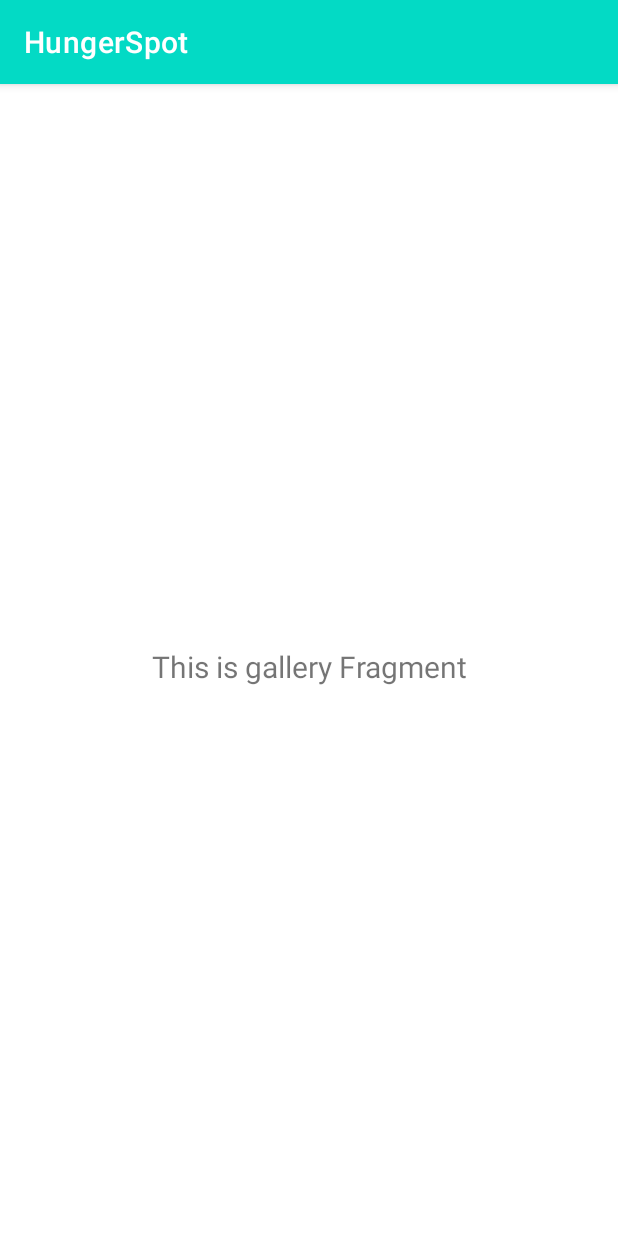
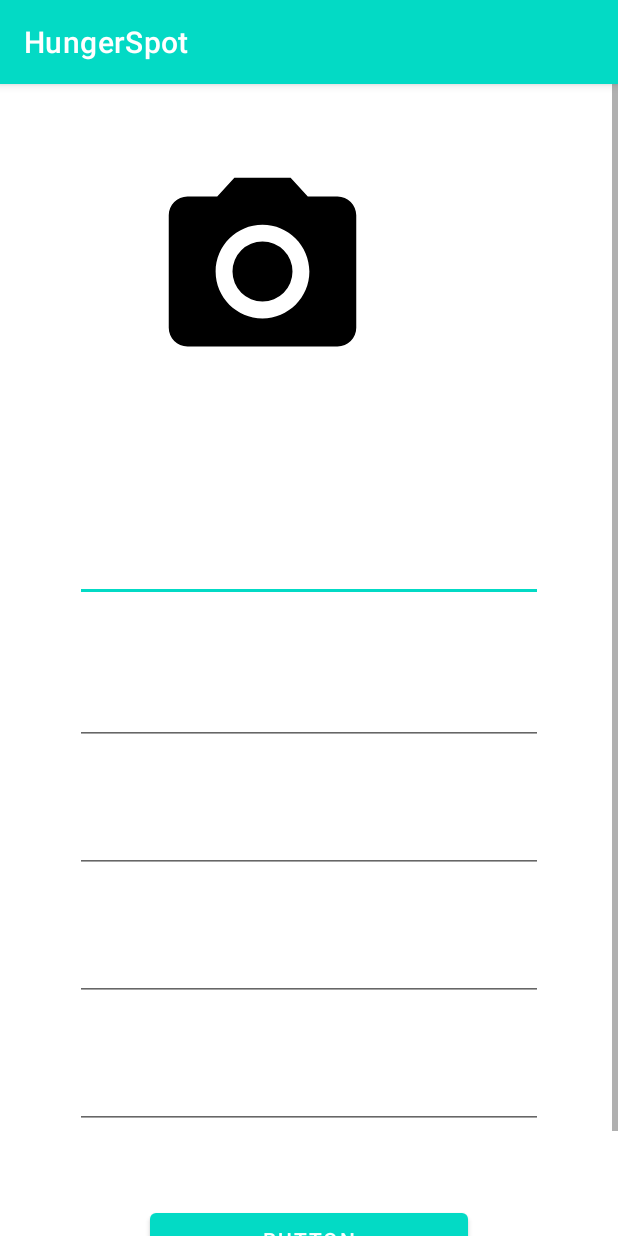
Before and after one commit to Mohammedirbaaz/HungerSpot, an Android app: the fragment GalleryFragment shown on its own in the app's theme, on a phone screen of 412 x 824 dp. Run offline under Robolectric (Android 15) with nearby library versions, the phone set to English and light mode, and no system bars.

Commit message:
food upload work started

```diff
--- a/app/src/main/java/com/example/hungerspot/SessionManagment.kt
+++ b/app/src/main/java/com/example/hungerspot/SessionManagment.kt
@@ -33,7 +33,6 @@ public class SessionManagment{
         return userids;
     }
     fun removeSession(){
-
         editor.putString(SESSION_KEY," ").commit();
     }
 
--- a/app/src/main/java/com/example/hungerspot/ui/gallery/GalleryFragment.kt
+++ b/app/src/main/java/com/example/hungerspot/ui/gallery/GalleryFragment.kt
@@ -12,20 +12,21 @@ import com.example.hungerspot.R
 
 class GalleryFragment : Fragment() {
 
-    private lateinit var galleryViewModel: GalleryViewModel
 
     override fun onCreateView(
             inflater: LayoutInflater,
             container: ViewGroup?,
             savedInstanceState: Bundle?
     ): View? {
-        galleryViewModel =
-                ViewModelProvider(this).get(GalleryViewModel::class.java)
-        val root = inflater.inflate(R.layout.fragment_gallery, container, false)
-        val textView: TextView = root.findViewById(R.id.text_gallery)
-        galleryViewModel.text.observe(viewLifecycleOwner, Observer {
-            textView.text = it
-        })
+
+        val root = inflater.inflate(R.layout.fragment_gallery, container, false);
         return root
     }
+
+    override fun onViewCreated(view: View, savedInstanceState: Bundle?) {
+        super.onViewCreated(view, savedInstanceState);
+
+
+
+    }
 }
--- a/app/src/main/res/layout/fragment_gallery.xml
+++ b/app/src/main/res/layout/fragment_gallery.xml
@@ -4,19 +4,105 @@
     xmlns:tools="http://schemas.android.com/tools"
     android:layout_width="match_parent"
     android:layout_height="match_parent"
+    android:id="@+id/nav_gallery"
     tools:context=".ui.gallery.GalleryFragment">
 
-    <TextView
-        android:id="@+id/text_gallery"
+    <ScrollView
         android:layout_width="match_parent"
-        android:layout_height="wrap_content"
-        android:layout_marginStart="8dp"
-        android:layout_marginTop="8dp"
-        android:layout_marginEnd="8dp"
-        android:textAlignment="center"
-        android:textSize="20sp"
-        app:layout_constraintBottom_toBottomOf="parent"
-        app:layout_constraintEnd_toEndOf="parent"
-        app:layout_constraintStart_toStartOf="parent"
-        app:layout_constraintTop_toTopOf="parent" />
+        android:layout_height="match_parent">
+
+        <LinearLayout
+            android:layout_width="match_parent"
+            android:layout_height="wrap_content"
+            android:orientation="vertical">
+
+            <ImageView
+                android:id="@+id/imageView3"
+                android:layout_width="150dp"
+                android:layout_height="150dp"
+                android:layout_marginStart="100dp"
+                android:layout_marginLeft="100dp"
+                android:layout_marginTop="50dp"
+                android:layout_marginEnd="100dp"
+                android:layout_marginRight="100dp"
+                android:layout_marginBottom="50dp"
+                android:src="@drawable/ic_menu_camera" />
+
+            <EditText
+                android:id="@+id/idtimefrom"
+                android:layout_width="match_parent"
+                android:layout_height="wrap_content"
+                android:layout_marginStart="50dp"
+                android:layout_marginLeft="50dp"
+                android:layout_marginTop="50dp"
+                android:layout_marginEnd="50dp"
+                android:layout_marginRight="50dp"
+                android:ems="10"
+                android:inputType="time" />
+
+            <EditText
+                android:id="@+id/idtimetill"
+                android:layout_width="match_parent"
+                android:layout_height="wrap_content"
+                android:layout_marginStart="50dp"
+                android:layout_marginLeft="50dp"
+                android:layout_marginTop="50dp"
+                android:layout_marginEnd="50dp"
+                android:layout_marginRight="50dp"
+                android:ems="10"
+                android:inputType="time" />
+
+            <EditText
+                android:id="@+id/idaddressdonor"
+                android:layout_width="match_parent"
+                android:layout_height="wrap_content"
+                android:layout_marginStart="50dp"
+                android:layout_marginLeft="50dp"
+                android:layout_marginTop="40dp"
+                android:layout_marginEnd="50dp"
+                android:layout_marginRight="50dp"
+                android:ems="10"
+                android:gravity="start|top"
+                android:inputType="textMultiLine" />
+
+            <EditText
+                android:id="@+id/idlandmarkdonor"
+                android:layout_width="match_parent"
+                android:layout_height="wrap_content"
+                android:layout_marginStart="50dp"
+                android:layout_marginLeft="50dp"
+                android:layout_marginTop="40dp"
+                android:layout_marginEnd="50dp"
+                android:layout_marginRight="50dp"
+                android:ems="10"
+                android:gravity="start|top"
+                android:inputType="textMultiLine" />
+
+            <EditText
+                android:id="@+id/idnotesdonor"
+                android:layout_width="match_parent"
+                android:layout_height="wrap_content"
+                android:layout_marginStart="50dp"
+                android:layout_marginLeft="50dp"
+                android:layout_marginTop="40dp"
+                android:layout_marginEnd="50dp"
+                android:layout_marginRight="50dp"
+                android:ems="10"
+                android:gravity="start|top"
+                android:inputType="textMultiLine" />
+
+            <Button
+                android:id="@+id/button"
+                android:layout_width="match_parent"
+                android:layout_height="wrap_content"
+                android:layout_marginStart="100dp"
+                android:layout_marginLeft="100dp"
+                android:layout_marginTop="50dp"
+                android:layout_marginEnd="100dp"
+                android:layout_marginRight="100dp"
+                android:layout_marginBottom="50dp"
+                android:text="Button" />
+        </LinearLayout>
+    </ScrollView>
+
 </androidx.constraintlayout.widget.ConstraintLayout>
```
Also changed, not shown: app/src/main/java/com/example/hungerspot/Mydetails.kt (+13 -1 lines), app/src/main/java/com/example/hungerspot/ui/home/HomeFragment.kt (+19 -2 lines), app/src/main/res/layout/fragment_home.xml (+34 -23 lines), app/src/main/res/layout/fragment_mydetails.xml (+12 -0 lines).
